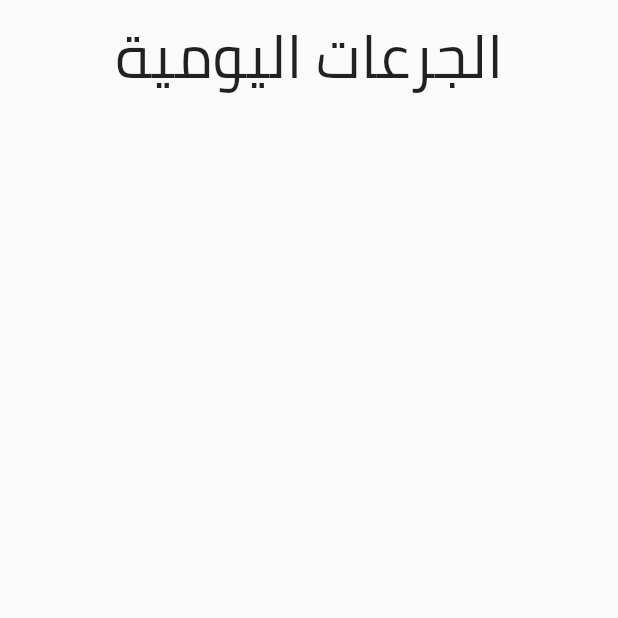
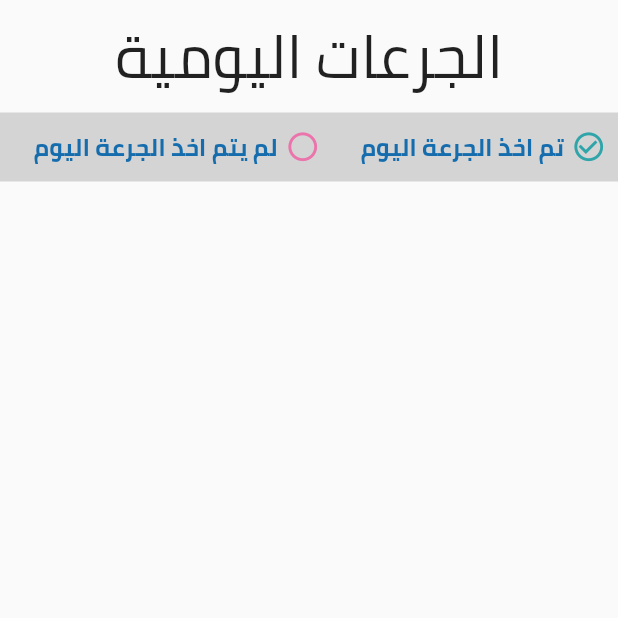
Before and after one commit to tawafmesar/medicineTime, a Flutter app: the DailyDosagePage screen opened directly, on a phone screen of 412 x 824 dp, the top half of it. Run offline on Flutter 3.47's test engine with Material 2 defaults, Android fonts, the phone set to English and light mode, and no system bars; our stand-ins replace cached_network_image, dartz, flutter_markdown, flutter_otp_text_field, get, lottie and 1 more; missing offline and left inert: day_night_time_picker, markdown; accounts and stored records are empty; project files that could hold a hidden picture were left out.

Commit message:
finish dailydosage page (backend , UI)

```diff
--- a/lib/core/constant/color.dart
+++ b/lib/core/constant/color.dart
@@ -18,6 +18,8 @@ class AppColor {
   static Color minHandEndColor = Color(0xFF77DDFF);
   static Color hourHandStatColor = Color(0xFFC279FB);
   static Color hourHandEndColor = Color(0xFFEA74AB);
+  static const Color grey2 = Color(0xffd5d4d4);
+
 }
 
 class GradientColors {
--- a/lib/view/screen/dailydosage.dart
+++ b/lib/view/screen/dailydosage.dart
@@ -4,6 +4,7 @@ import 'package:flutter/material.dart';
 import 'package:get/get.dart';
 import '../../controller/dailydosage_controller.dart';
 import '../../core/class/handlingdataview.dart';
+import '../../core/constant/color.dart';
 import '../../core/constant/routes.dart';
 import '../widget/customlistdailydosage.dart';
 
@@ -26,6 +27,62 @@ class DailyDosagePage extends StatelessWidget {
                           )
                       )
                   ),
+                  Container(
+                    color: AppColor.grey2,
+
+                      child:  Padding(
+                        padding: const EdgeInsets.all(8.0),
+                        child: Row(
+
+                          children: [
+                            Column(
+                              children: [
+                                Row(
+                                  mainAxisAlignment: MainAxisAlignment.end,
+                                  children: const [
+                                      Icon(
+                                          Icons.check_circle_outline,
+                                          size: 23.0, color: AppColor.secoundColor,),
+                                    SizedBox(width: 5,),
+                                    Text(
+                                      'تم اخذ الجرعة اليوم',
+                                      style: TextStyle(
+                                        color: AppColor.primaryColor, // Use a similar color
+                                        fontSize: 16,
+                                        fontWeight: FontWeight.bold, // Apply a bold font weight
+                                      ),
+                                    )
+                                  ],
+                                ),
+                              ],
+                            ),
+                            SizedBox(width: 27,),
+
+                            Column(
+                              children: [
+                                Row(
+                                  mainAxisAlignment: MainAxisAlignment.end,
+                                  children:  [
+                                    Icon(
+                                      Icons.radio_button_unchecked_sharp,
+                                      size: 23.0, color: AppColor.hourHandEndColor,),
+                                    SizedBox(width: 5,),
+                                    Text(
+                                      'لم يتم اخذ الجرعة اليوم',
+                                      style: TextStyle(
+                                        color: AppColor.primaryColor, // Use a similar color
+                                        fontSize: 16,
+                                        fontWeight: FontWeight.bold, // Apply a bold font weight
+                                      ),
+                                    )
+                                  ],
+                                ),
+                              ],
+                            )
+                          ],
+                        ),
+                      )
+                  ),
                   HandlingDataView(
                       statusRequest: controller.statusRequest,
                       widget: GridView.builder(
@@ -35,7 +92,7 @@ class DailyDosagePage extends StatelessWidget {
                         itemCount: controller.data.length,
                         gridDelegate:
                         const SliverGridDelegateWithFixedCrossAxisCount(
-                            childAspectRatio:2.6
+                            childAspectRatio:3.2
                             ,   crossAxisCount: 1),
                         itemBuilder: (context, index) {
                           return CustomListDailyDosage(controller.data[index])
```
Also changed, not shown: lib/view/screen/alarm/addalarm.dart (+15 -9 lines), lib/view/widget/customlistdailydosage.dart (+16 -28 lines).
